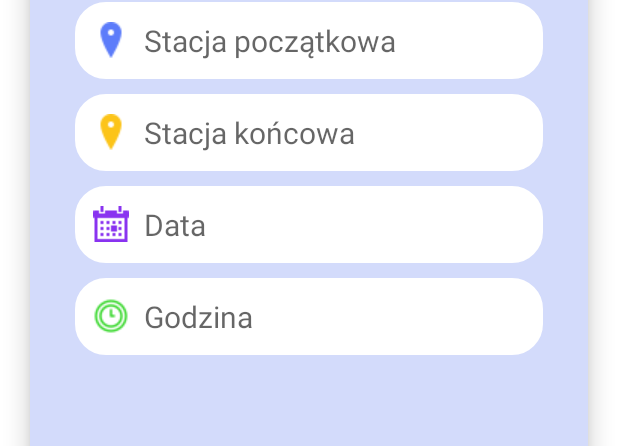
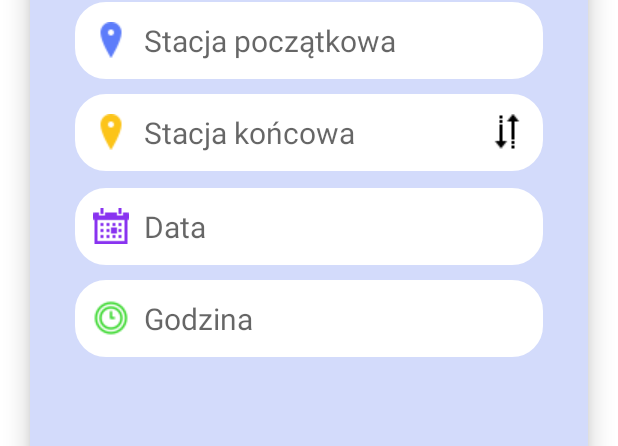
Before and after one commit to StarDust199/RailwayTTable, an Android app: the layout activity_route.xml on its own in the app's theme, with its tools: preview values and no code run, on a phone screen of 412 x 824 dp. Shown: the part 367-813 px from the top of the screen. Run offline under Robolectric (Android 15) with nearby library versions, the phone set to English and light mode, and no system bars.

Commit message:
fixed bugs

```diff
--- a/app/src/main/res/layout/activity_route.xml
+++ b/app/src/main/res/layout/activity_route.xml
@@ -73,6 +73,91 @@
                 android:layout_height="match_parent"
                 tools:ignore="ExtraText">
 
+                <Button
+                    android:id="@+id/button"
+                    android:layout_width="match_parent"
+                    android:layout_height="wrap_content"
+                    android:layout_alignParentStart="true"
+                    android:layout_alignParentEnd="true"
+                    android:layout_alignParentBottom="true"
+                    android:layout_marginStart="30dp"
+                    android:layout_marginEnd="30dp"
+                    android:layout_marginBottom="30dp"
+                    android:background="@drawable/button_background"
+                    android:text="@string/wyszukaj"
+                    android:textColor="@color/white"
+                    android:textColorLink="@color/white"
+                    android:textSize="20sp" />
+
+
+                <EditText
+                    android:id="@+id/godzina"
+                    android:layout_width="match_parent"
+                    android:layout_height="wrap_content"
+                    android:layout_below="@+id/czas"
+                    android:layout_alignParentStart="true"
+                    android:layout_alignParentEnd="true"
+                    android:layout_marginStart="30dp"
+                    android:layout_marginTop="10dp"
+                    android:layout_marginEnd="30dp"
+                    android:autofillHints=""
+                    android:background="@drawable/edit_text_background"
+                    android:drawableStart="@drawable/icons8_clock_24_dark"
+                    android:drawablePadding="10dp"
+                    android:focusable="false"
+                    android:hint="@string/godzina"
+                    android:inputType="textNoSuggestions"
+                    android:padding="12dp"
+                    app:layout_constraintEnd_toEndOf="parent"
+                    app:layout_constraintStart_toStartOf="parent"
+                    tools:ignore="SpeakableTextPresentCheck" />
+
+                <EditText
+                    android:id="@+id/czas"
+                    android:layout_width="313dp"
+                    android:layout_height="wrap_content"
+                    android:layout_below="@+id/stacjaB3"
+                    android:layout_alignParentStart="true"
+                    android:layout_alignParentEnd="true"
+                    android:layout_marginStart="30dp"
+                    android:layout_marginTop="11dp"
+                    android:layout_marginEnd="30dp"
+                    android:autofillHints=""
+                    android:background="@drawable/edit_text_background"
+                    android:drawableStart="@drawable/icons8_calendar_24"
+                    android:drawablePadding="10dp"
+                    android:focusable="false"
+                    android:hint="@string/data_i_godzina"
+                    android:inputType="textNoSuggestions"
+                    android:minHeight="48dp"
+                    android:padding="12dp"
+                    app:layout_constraintEnd_toEndOf="parent"
+                    app:layout_constraintStart_toStartOf="parent"
+                    tools:ignore="SpeakableTextPresentCheck" />
+
+                <EditText
+                    android:id="@+id/stacjaB3"
+                    android:layout_width="296dp"
+                    android:layout_height="wrap_content"
+                    android:layout_below="@+id/stacjaA"
+                    android:layout_alignParentStart="true"
+                    android:layout_alignParentEnd="true"
+                    android:layout_marginStart="30dp"
+                    android:layout_marginTop="10dp"
+                    android:layout_marginEnd="30dp"
+                    android:autofillHints=""
+                    android:background="@drawable/edit_text_background"
+                    android:drawableStart="@drawable/icons8_location_24_orange"
+                    android:drawablePadding="10dp"
+                    android:drawableEnd="@drawable/icons8_sorting_arrows_24"
+                    android:hint="@string/stacja_ko_cowa"
+                    android:inputType="textNoSuggestions"
+                    android:padding="12dp"
+                    app:layout_constraintEnd_toEndOf="parent"
+                    app:layout_constraintStart_toStartOf="parent"
+                    tools:ignore="SpeakableTextPresentCheck" />
+
+
                 <EditText
                     android:id="@+id/stacjaA"
                     android:layout_width="match_parent"
@@ -94,90 +179,6 @@
                     app:layout_constraintStart_toStartOf="parent"
                     tools:ignore="SpeakableTextPresentCheck" />
 
-
-                <EditText
-                    android:id="@+id/godzina"
-                    android:layout_width="match_parent"
-                    android:layout_height="wrap_content"
-                    android:layout_below="@+id/czas"
-                    android:layout_alignParentStart="true"
-                    android:layout_alignParentEnd="true"
-                    android:layout_marginStart="30dp"
-                    android:layout_marginTop="10dp"
-                    android:layout_marginEnd="30dp"
-                    android:autofillHints=""
-                    android:background="@drawable/edit_text_background"
-                    android:drawableStart="@drawable/icons8_clock_24_dark"
-                    android:drawablePadding="10dp"
-                    android:hint="@string/godzina"
-                    android:inputType="textNoSuggestions"
-                    android:padding="12dp"
-                    android:focusable="false"
-                    app:layout_constraintEnd_toEndOf="parent"
-                    app:layout_constraintStart_toStartOf="parent"
-                    tools:ignore="SpeakableTextPresentCheck" />
-
-                <EditText
-                    android:id="@+id/czas"
-                    android:layout_width="match_parent"
-                    android:layout_height="wrap_content"
-                    android:layout_below="@+id/stacjaB3"
-                    android:layout_alignParentStart="true"
-                    android:layout_alignParentEnd="true"
-                    android:layout_marginStart="30dp"
-                    android:layout_marginTop="10dp"
-                    android:layout_marginEnd="30dp"
-                    android:autofillHints=""
-                    android:background="@drawable/edit_text_background"
-                    android:drawableStart="@drawable/icons8_calendar_24"
-                    android:drawablePadding="10dp"
-                    android:hint="@string/data_i_godzina"
-                    android:inputType="textNoSuggestions"
-                    android:minHeight="48dp"
-                    android:padding="12dp"
-                    android:focusable="false"
-                    app:layout_constraintEnd_toEndOf="parent"
-                    app:layout_constraintStart_toStartOf="parent"
-                    tools:ignore="SpeakableTextPresentCheck" />
-
-                <EditText
-                    android:id="@+id/stacjaB3"
-                    android:layout_width="match_parent"
-                    android:layout_height="wrap_content"
-                    android:layout_below="@+id/stacjaA"
-                    android:layout_alignParentStart="true"
-                    android:layout_alignParentEnd="true"
-                    android:layout_marginStart="30dp"
-                    android:layout_marginTop="10dp"
-                    android:layout_marginEnd="30dp"
-                    android:autofillHints=""
-                    android:background="@drawable/edit_text_background"
-                    android:drawableStart="@drawable/icons8_location_24_orange"
-                    android:drawablePadding="10dp"
-                    android:hint="@string/stacja_ko_cowa"
-                    android:inputType="textNoSuggestions"
-                    android:padding="12dp"
-                    app:layout_constraintEnd_toEndOf="parent"
-                    app:layout_constraintStart_toStartOf="parent"
-                    tools:ignore="SpeakableTextPresentCheck" />
-
-
-                <Button
-                    android:id="@+id/button"
-                    android:layout_width="match_parent"
-                    android:layout_height="wrap_content"
-                    android:layout_alignParentStart="true"
-                    android:layout_alignParentEnd="true"
-                    android:layout_alignParentBottom="true"
-                    android:layout_marginStart="30dp"
-                    android:layout_marginEnd="30dp"
-                    android:layout_marginBottom="30dp"
-                    android:background="@drawable/button_background"
-                    android:text="@string/wyszukaj"
-                    android:textColor="@color/white"
-                    android:textColorLink="@color/white"
-                    android:textSize="20sp" />
-
             </RelativeLayout>
 
         </androidx.cardview.widget.CardView>
--- a/app/src/main/res/values-night/themes.xml
+++ b/app/src/main/res/values-night/themes.xml
@@ -9,13 +9,14 @@
         <item name="windowNoTitle">true</item>
         <item name="android:textSize">20sp</item>
         <item name="android:textColor">@color/white</item>
-        <item name="preferenceTheme">@style/ListPreference</item>
         <item name="android:windowBackground">@color/gray</item>
+
 
 
     </style>
 
     <style name="BlueThemeNight" parent="Base.AppTheme">
+
         <item name="colorPrimary">@color/blueb</item>
         <item name="colorPrimaryVariant">@color/light_blue1</item>
         <item name="colorAccent">@color/almost_white</item>
@@ -53,10 +54,14 @@
 
     <style name="ScreenBackground">
         <item name="android:background">@color/gray</item>
+        <item name="android:textColor">@color/white</item>
+
     </style>
 
-    <style name="ListPreference" parent="PreferenceThemeOverlay">
+    <style name="ListPreference.Dark" parent="Preference.DialogPreference">
         <item name="android:textColor">@color/white</item>
+        <item name="colorPrimaryVariant">@color/gray</item>
+
 
     </style>
     <style name="DialogWindow.Dark" parent="Theme.AppCompat.Dialog">
--- a/app/src/main/res/values/themes.xml
+++ b/app/src/main/res/values/themes.xml
@@ -1,23 +1,20 @@
-<resources xmlns:tools="http://schemas.android.com/tools">
+<resources>
 
 
 
     <style name="Base.Theme.RailwayTTable" parent="Theme.AppCompat.Light.DarkActionBar">
 
     </style>
-    <style name="Base.AppTheme.Dark" parent="Theme.AppCompat.Light.NoActionBar">
+    <style name="Base.AppTheme" parent="Theme.AppCompat.Light.NoActionBar">
         <item name="windowActionBar">false</item>
         <item name="windowNoTitle">true</item>
         <item name="android:textSize">20sp</item>
         <item name="android:textColor">@color/gray</item>
-        <item name="preferenceTheme">@style/ListPreference</item>
-
-
 
 
     </style>
 
-    <style name="BlueTheme" parent="Base.AppTheme.Dark">
+    <style name="BlueTheme" parent="Base.AppTheme">
         <item name="colorPrimary">@color/blueb</item>
 
         <item name="colorPrimaryVariant">@color/light_blue1</item>
@@ -30,7 +27,7 @@
 
 
     </style>
-    <style name="VioletTheme" parent="Base.AppTheme.Dark">
+    <style name="VioletTheme" parent="Base.AppTheme">
         <item name="colorPrimary">@color/fuchsia</item>
         <item name="colorPrimaryVariant">@color/light</item>
         <item name="colorAccent">@color/rose</item>
@@ -40,7 +37,7 @@
         <item name="android:windowBackground">@color/white</item>
 
     </style>
-    <style name="GreenTheme" parent="Base.AppTheme.Dark">
+    <style name="GreenTheme" parent="Base.AppTheme">
         <item name="colorPrimary">@color/green</item>
         <item name="colorPrimaryVariant">@color/light_green</item>
         <item name="colorAccent">@color/sunny</item>
@@ -51,6 +48,7 @@
 
 
     </style>
+
     <style name="MyToolbarStyle" parent="Widget.AppCompat.Toolbar">
         <item name="android:textColor">@color/white</item>
     </style>
@@ -96,9 +94,9 @@
         <item name="android:background">@color/white</item>
     </style>
 
-    <style name="ListPreference" parent="PreferenceThemeOverlay">
+    <style name="ListPreference" parent="Preference.DialogPreference">
         <item name="android:textColor">@color/gray</item>
-
+        <item name="android:background">@color/white</item>
 
     </style>
 
```
Also changed, not shown: app/src/main/AndroidManifest.xml (+5 -2 lines), app/src/main/java/com/example/railwayttable/Activity/RouteActivity.java (+34 -9 lines), app/src/main/java/com/example/railwayttable/Activity/SettingsActivity.java (+24 -1 lines), app/src/main/res/layout/settings_activity.xml (+9 -7 lines), app/src/main/res/xml/root_preferences.xml (+12 -11 lines), app/src/main/res/drawable/icons8_sorting_arrows_24.png (added), app/src/main/res/drawable/icons8_sorting_arrows_50.png (added).
